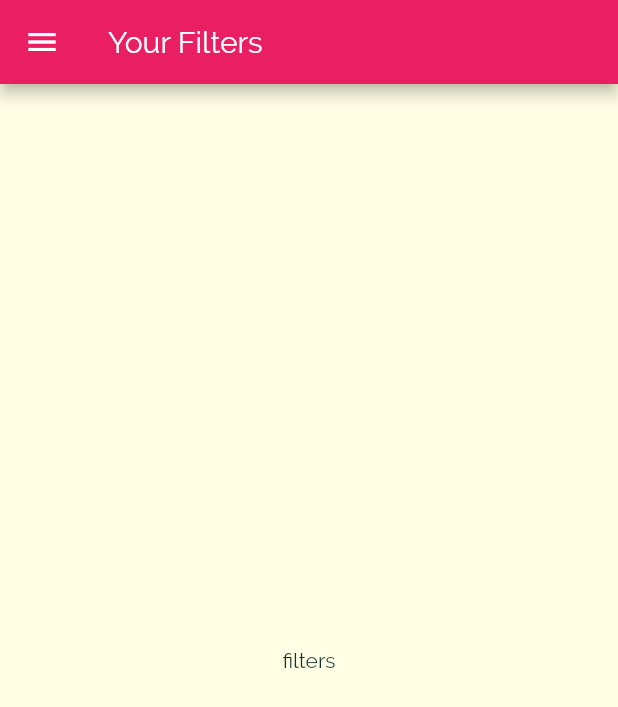
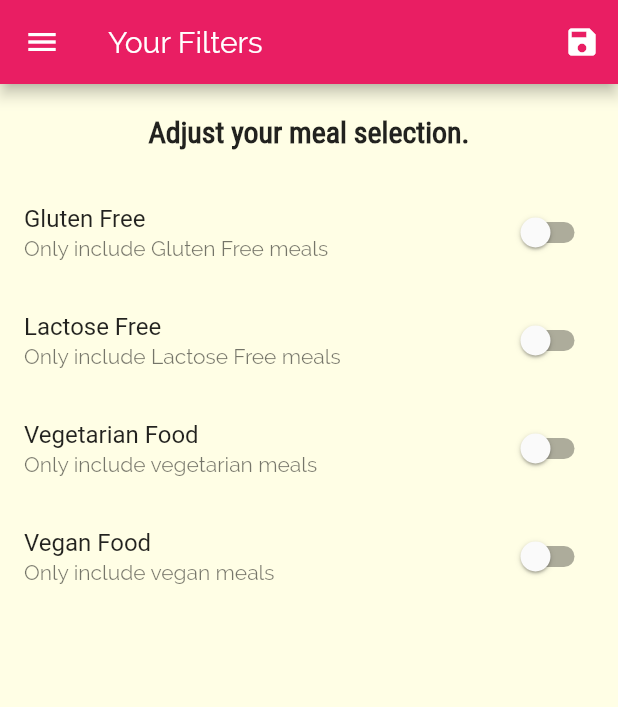
Before and after one commit to xFlappy/meals_app, a Flutter app: the FiltersScreen screen opened by its route, on a phone screen of 412 x 824 dp. Shown: the top 707 px of the screen. Run offline on Flutter 3.47's test engine with Material 2 defaults, Android fonts, the phone set to English and light mode, and no system bars.

Commit message:
Filters added

```diff
--- a/lib/main.dart
+++ b/lib/main.dart
@@ -1,15 +1,53 @@
 import 'package:flutter/material.dart';
 import 'package:flutter/rendering.dart';
 
+import './dummy_data.dart';
 import './screens/filters_screen.dart';
 import './screens/tabs_screen.dart';
 import './screens/meal_detail_screen.dart';
 import './screens/category_meals_screen.dart';
 import './screens/categories_screen.dart';
+import './models/meal.dart';
 
 void main() => runApp(MyApp());
 
-class MyApp extends StatelessWidget {
+class MyApp extends StatefulWidget {
+  @override
+  _MyAppState createState() => _MyAppState();
+}
+
+class _MyAppState extends State<MyApp> {
+  Map<String, bool> _filters = {
+    'gluten': false,
+    'lactose': false,
+    'vegan': false,
+    'vegetarian': false,
+  };
+
+  List<Meal> _availableMeals = DUMMY_MEALS;
+
+  void _setFilters(Map<String, bool> filteredData) {
+    setState(() {
+      _filters = filteredData;
+
+      _availableMeals = DUMMY_MEALS.where((meal) {
+        if (_filters['gluten'] && !meal.isGlutenFree) {
+          return false;
+        }
+        if (_filters['lactose'] && !meal.isLactoseFree) {
+          return false;
+        }
+        if (_filters['vegan'] && !meal.isVegan) {
+          return false;
+        }
+        if (_filters['vegetarian'] && !meal.isVegetarian) {
+          return false;
+        }
+        return true;
+      }).toList();
+    });
+  }
+
   @override
   Widget build(BuildContext context) {
     return MaterialApp(
@@ -36,9 +74,10 @@ class MyApp extends StatelessWidget {
       initialRoute: '/', // default is '/'
       routes: {
         '/': (ctx) => TabsScreen(),
-        CategoryMealsScreen.routeName: (ctx) => CategoryMealsScreen(),
+        CategoryMealsScreen.routeName: (ctx) =>
+            CategoryMealsScreen(_availableMeals),
         MealDetailScreen.routeName: (ctx) => MealDetailScreen(),
-        FiltersScreen.routeName: (ctx) => FiltersScreen(),
+        FiltersScreen.routeName: (ctx) => FiltersScreen(_filters, _setFilters),
       },
       // onGenerateRoute: (settings) {
       //   print(settings.arguments);
--- a/lib/screens/category_meals_screen.dart
+++ b/lib/screens/category_meals_screen.dart
@@ -1,12 +1,15 @@
 import 'package:flutter/material.dart';
 import 'package:meals_app/widgets/meal_item.dart';
 
-import '../dummy_data.dart';
 import '../widgets/meal_item.dart';
 import '../models/meal.dart';
 
 class CategoryMealsScreen extends StatefulWidget {
   static const routeName = '/category-meals';
+
+  final List<Meal> availableMeals;
+
+  CategoryMealsScreen(this.availableMeals);
 
   @override
   _CategoryMealsScreenState createState() => _CategoryMealsScreenState();
@@ -30,7 +33,7 @@ class _CategoryMealsScreenState extends State<CategoryMealsScreen> {
           ModalRoute.of(context).settings.arguments as Map<String, String>;
       categoryTitle = routArgs['title'];
       final categoryid = routArgs['id'];
-      displayedMeals = DUMMY_MEALS.where((meal) {
+      displayedMeals = widget.availableMeals.where((meal) {
         return meal.categories.contains(categoryid);
       }).toList();
       _loadedinitData = true;
--- a/lib/screens/filters_screen.dart
+++ b/lib/screens/filters_screen.dart
@@ -2,18 +2,125 @@ import 'package:flutter/material.dart';
 
 import '../widgets/main_drawer.dart';
 
-class FiltersScreen extends StatelessWidget {
+class FiltersScreen extends StatefulWidget {
   static const routeName = '/filters';
+
+  final Function saveFilters;
+  final Map<String, bool> currentFilters;
+
+  FiltersScreen(this.currentFilters, this.saveFilters);
+
+  @override
+  _FiltersScreenState createState() => _FiltersScreenState();
+}
+
+class _FiltersScreenState extends State<FiltersScreen> {
+  bool _glutenFree = false;
+  bool _vegetarian = false;
+  bool _vegan = false;
+  bool _lactoseFree = false;
+
+  @override
+  initState() {
+    _glutenFree = widget.currentFilters['gluten'];
+    _lactoseFree = widget.currentFilters['lactose'];
+    _vegetarian = widget.currentFilters['vegetarian'];
+    _vegan = widget.currentFilters['vegan'];
+
+    super.initState();
+  }
+
+  Widget _buildSwitchListTile(
+    String title,
+    String description,
+    bool currentValue,
+    Function updateValue,
+  ) {
+    return SwitchListTile(
+      title: Text(title),
+      subtitle: Text(description),
+      value: currentValue,
+      onChanged: updateValue,
+    );
+  }
 
   @override
   Widget build(BuildContext context) {
     return Scaffold(
       appBar: AppBar(
         title: Text('Your Filters'),
+        actions: [
+          IconButton(
+            icon: Icon(Icons.save),
+            onPressed: () {
+              final selectedFilters = {
+                'gluten': _glutenFree,
+                'lactose': _lactoseFree,
+                'vegan': _vegan,
+                'vegetarian': _vegetarian,
+              };
+              widget.saveFilters(selectedFilters);
+            },
+          ),
+        ],
       ),
       drawer: MainDrawer(),
-      body: Center(
-        child: Text('filters'),
+      body: Column(
+        children: [
+          Container(
+            padding: EdgeInsets.all(20),
+            child: Text(
+              'Adjust your meal selection.',
+              style: Theme.of(context).textTheme.title,
+            ),
+          ),
+          Expanded(
+            child: ListView(
+              children: [
+                _buildSwitchListTile(
+                  'Gluten Free',
+                  'Only include Gluten Free meals',
+                  _glutenFree,
+                  (newValue) {
+                    setState(() {
+                      _glutenFree = newValue;
+                    });
+                  },
+                ),
+                _buildSwitchListTile(
+                  'Lactose Free',
+                  'Only include Lactose Free meals',
+                  _lactoseFree,
+                  (newValue) {
+                    setState(() {
+                      _lactoseFree = newValue;
+                    });
+                  },
+                ),
+                _buildSwitchListTile(
+                  'Vegetarian Food',
+                  'Only include vegetarian meals',
+                  _vegetarian,
+                  (newValue) {
+                    setState(() {
+                      _vegetarian = newValue;
+                    });
+                  },
+                ),
+                _buildSwitchListTile(
+                  'Vegan Food',
+                  'Only include vegan meals',
+                  _vegan,
+                  (newValue) {
+                    setState(() {
+                      _vegan = newValue;
+                    });
+                  },
+                ),
+              ],
+            ),
+          )
+        ],
       ),
     );
   }
```
